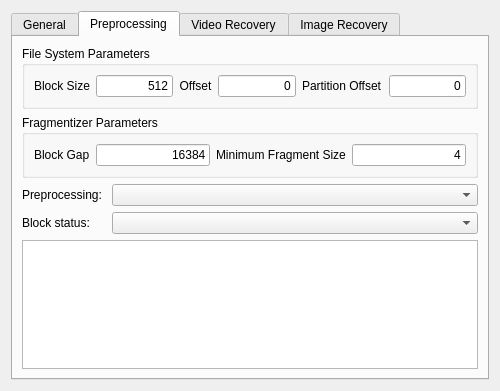
Before: the Qt Designer form gui/file_carving_ui.ui in rpoisel/mmc, drawn with Qt 5.
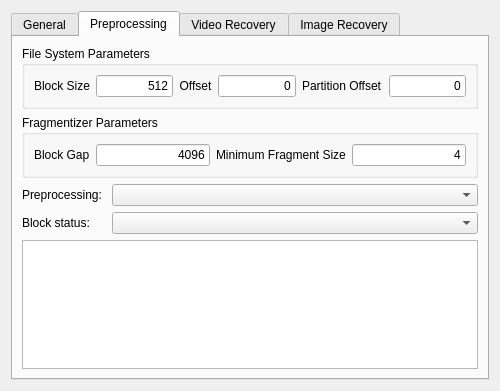
After: the same form once the commit is applied. The open tabs and pages were chosen to show the change.

Patch:
```diff
--- a/gui/file_carving_ui.ui
+++ b/gui/file_carving_ui.ui
@@ -335,7 +335,7 @@
           <item row="0" column="1">
            <widget class="QLineEdit" name="blockGap">
             <property name="text">
-             <string>16384</string>
+             <string>4096</string>
             </property>
             <property name="alignment">
              <set>Qt::AlignRight|Qt::AlignTrailing|Qt::AlignVCenter</set>
```
